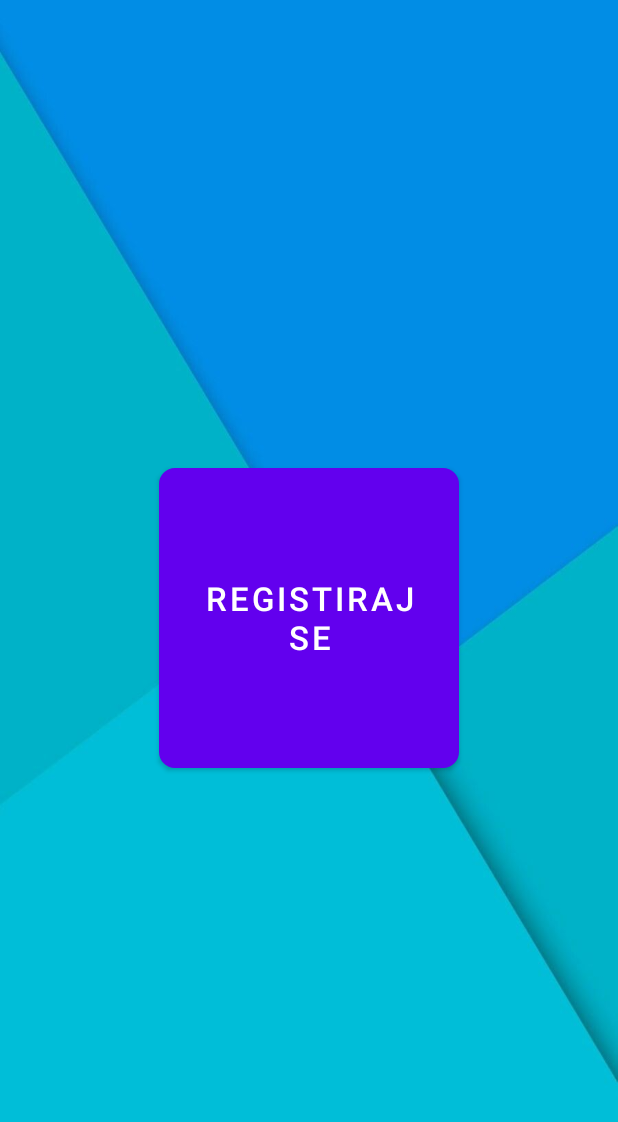
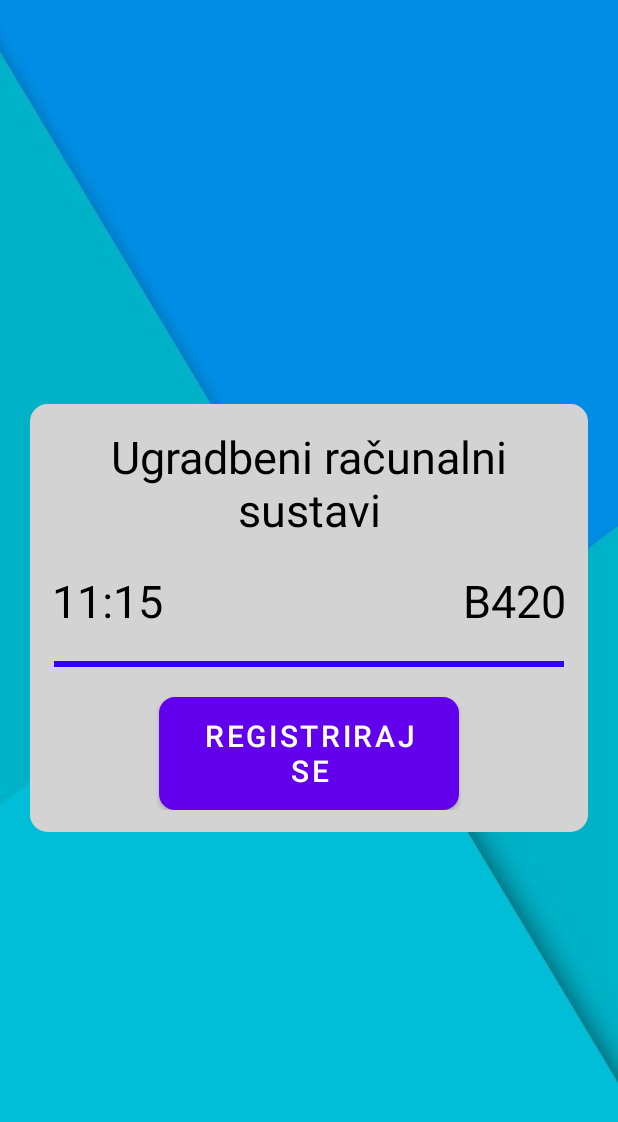
Before and after one commit to mislavivanda/Ugradbeni_android, an Android app: the StudentTeachingSession screen opened directly, with no data from a screen before it, on a phone screen of 412 x 824 dp. Shown: the top 1122 px of the screen. Run offline under Robolectric (Android 15) with nearby library versions, the phone set to English and light mode, and no system bars; our stand-ins replace Volley; network calls fail.

Commit message:
Profesor/studnet teaching session layout updates

```diff
--- a/app/src/main/AndroidManifest.xml
+++ b/app/src/main/AndroidManifest.xml
@@ -19,9 +19,6 @@
         android:supportsRtl="true"
         android:theme="@style/Theme.Projekt"
         tools:targetApi="31">
-        <activity
-            android:name=".proba"
-            android:exported="false" />
         <activity
             android:name=".PregledprisutnostistudentActivity"
             android:exported="false" />
--- a/app/src/main/java/com/example/projekt/ProfesorTeachingSession.java
+++ b/app/src/main/java/com/example/projekt/ProfesorTeachingSession.java
@@ -65,10 +65,9 @@ public class ProfesorTeachingSession extends AppCompatActivity {
     protected void onCreate(Bundle savedInstanceState) {
         super.onCreate(savedInstanceState);
         LoadPreferences();
-        setContentView(R.layout.profesor_teaching_session);
+        setContentView(R.layout.activity_session);
         mQueue = Volley.newRequestQueue(this);
-        evidenceButton = findViewById(R.id.profesorSession);
-        Log.i("sesssion", String.valueOf(sessionActive));
+        evidenceButton = findViewById(R.id.actionButton);
         if(!sessionActive) {
             evidenceButton.setText("Kreiraj sesiju");
         } else evidenceButton.setText("Zatvori sesiju");
--- a/app/src/main/java/com/example/projekt/StudentTeachingSession.java
+++ b/app/src/main/java/com/example/projekt/StudentTeachingSession.java
@@ -50,9 +50,10 @@ public class StudentTeachingSession extends AppCompatActivity {
     @Override
     protected void onCreate(Bundle savedInstanceState) {
         super.onCreate(savedInstanceState);
-        setContentView(R.layout.student_teaching_session);
+        setContentView(R.layout.activity_session);
         mQueue = Volley.newRequestQueue(this);
-        evidenceButton = findViewById(R.id.studentSession);
+        evidenceButton = findViewById(R.id.actionButton);
+        evidenceButton.setText("Registriraj se");
         someActivityResultLauncher = registerForActivityResult(
                 new ActivityResultContracts.StartActivityForResult(),
                 new ActivityResultCallback<ActivityResult>() {
--- a/app/src/main/res/layout/activity_proba.xml
+++ b/app/src/main/res/layout/activity_session.xml
@@ -5,38 +5,37 @@
     android:layout_width="match_parent"
     android:layout_height="match_parent"
     android:gravity="center_horizontal"
-    android:orientation="vertical"
-    tools:context=".proba">
+    android:orientation="vertical">
 
     <LinearLayout
         android:layout_width="match_parent"
         android:layout_height="match_parent"
         android:background="@drawable/background"
         android:gravity="center"
-        android:orientation="vertical"
-        tools:context=".proba">
+        android:orientation="vertical">
 
         <LinearLayout
-            android:layout_width="400dp"
-            android:layout_height="300dp"
-            android:background="@drawable/my_rounded_bg"
+            android:layout_width="match_parent"
+            android:layout_height="wrap_content"
+            android:layout_marginLeft="20dp"
+            android:layout_marginRight="20dp"
+            android:background="@drawable/oblo"
             android:orientation="vertical">
 
 
             <TextView
                 android:layout_width="match_parent"
                 android:layout_height="wrap_content"
-                android:layout_marginStart="0dp"
-                android:layout_marginBottom="50dp"
                 android:text="Ugradbeni računalni sustavi"
-                android:textColor="@color/white"
+                android:gravity="center"
+                android:textColor="@color/black"
                 android:textSize="30sp"
-
                 />
 
             <LinearLayout
                 android:layout_width="fill_parent"
                 android:layout_height="wrap_content"
+                android:layout_marginTop="20dp"
                 android:weightSum="100">
 
                 <TextView
@@ -45,7 +44,7 @@
                     android:layout_weight="50"
                     android:gravity="left"
                     android:text="11:15"
-                    android:textColor="@color/white"
+                    android:textColor="@color/black"
                     android:textSize="30sp" />
 
                 <TextView
@@ -54,28 +53,29 @@
                     android:layout_weight="50"
                     android:gravity="right"
                     android:text="B420"
-                    android:textColor="@color/white"
+                    android:textColor="@color/black"
                     android:textSize="30sp" />
             </LinearLayout>
 
             <View
                 android:layout_width="wrap_content"
                 android:layout_height="4dp"
-                android:layout_margin="1dp"
-                android:background="@color/black" />
+                android:layout_marginLeft="1dp"
+                android:layout_marginRight="1dp"
+                android:layout_marginTop="20dp"
+                android:background="#30f" />
             <LinearLayout
                 android:layout_width="match_parent"
                 android:layout_height="wrap_content"
                 android:gravity="center_horizontal">
+
                 <Button
-                android:id="@+id/studentSession"
+                    android:id="@+id/actionButton"
                     android:layout_width="200dp"
                     android:layout_height="75dp"
-                android:layout_marginTop="50dp"
+                    android:layout_marginTop="20dp"
                     android:background="@drawable/my_rounded_bg"
                     android:gravity="center"
-                android:text="Registriraj se"
-
                     android:textSize="20sp" />
             </LinearLayout>
 
--- a/app/src/main/res/layout/student_teaching_session.xml
+++ /dev/null
@@ -1,32 +0,0 @@
-<?xml version="1.0" encoding="utf-8"?>
-<RelativeLayout xmlns:android="http://schemas.android.com/apk/res/android"
-    xmlns:app="http://schemas.android.com/apk/res-auto"
-    xmlns:tools="http://schemas.android.com/tools"
-    android:layout_width="match_parent"
-    android:layout_height="match_parent"
-    android:background="@drawable/background"
-    tools:context=".MainActivity">
-    <LinearLayout xmlns:android="http://schemas.android.com/apk/res/android"
-        xmlns:app="http://schemas.android.com/apk/res-auto"
-        xmlns:tools="http://schemas.android.com/tools"
-        android:layout_width="match_parent"
-        android:layout_height="match_parent"
-        android:gravity="center"
-        android:orientation="vertical"
-        tools:context=".StudentTeachingSession">
-        <Button
-            android:id="@+id/studentSession"
-            android:layout_width="200dp"
-            android:layout_height="200dp"
-            android:gravity="center"
-            android:background="@drawable/my_rounded_bg"
-            android:layout_centerHorizontal="true"
-            android:text="Registiraj se"
-            android:textColor="@color/white"
-            android:textSize="10pt">
-
-        </Button>
-
-
-    </LinearLayout>
-</RelativeLayout>
```
Also changed, not shown: app/src/main/java/com/example/projekt/proba.java (deleted, +0 -14 lines), app/src/main/res/layout/profesor_teaching_session.xml (deleted, +0 -30 lines). Lines whose indentation alone changed are shown as unchanged.
